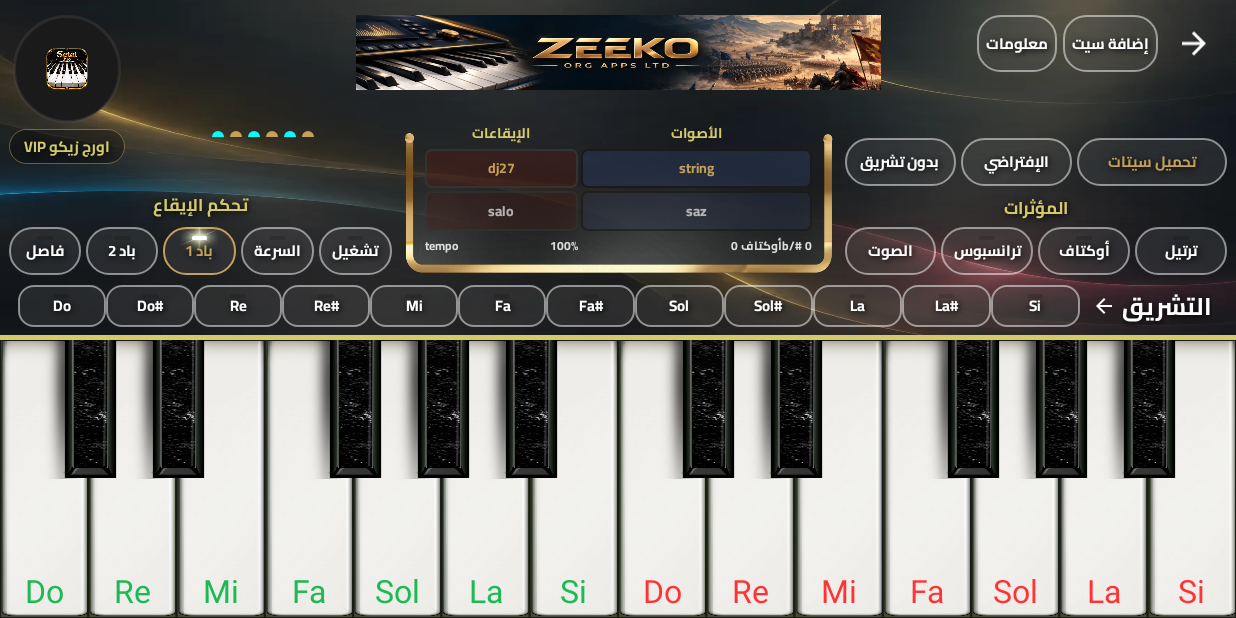
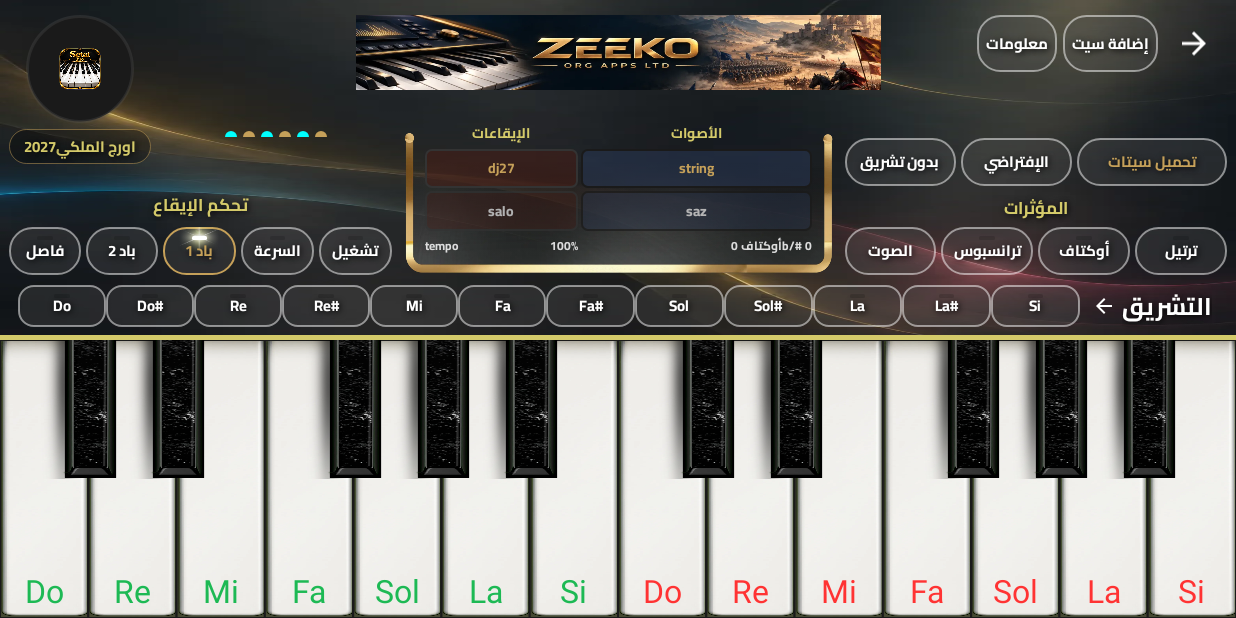
Before and after one commit to zeekomobile27/Setat-Org-PRO-2027, an Android app: the OrgPianoActivity screen opened directly, with no data from a screen before it, on a phone screen of 824 x 412 dp (held sideways). Run offline under Robolectric (Android 15) with nearby library versions, the phone set to English and light mode, and no system bars; our stand-ins replace AdMob, Firebase (no records; nobody signed in at launch, a user with empty details on screens opened directly); libraries missing offline, so code that uses them is left out: eightbitlab.com.blurview; pictures from the network do not load; 2 statements that could not run were skipped.

Commit message:
Update OrgPianoActivity.java

```diff
--- a/app/src/main/java/com/zeekoltd/setat/pro/OrgPianoActivity.java
+++ b/app/src/main/java/com/zeekoltd/setat/pro/OrgPianoActivity.java
@@ -626,7 +626,7 @@ public class OrgPianoActivity extends AppCompatActivity {
         if (tvLabelFX2 != null) tvLabelFX2.setText(tr("المؤثرات", "Effects"));
 
         TextView tvJoystickTitle = findViewById(R.id.tvJoystickTitle);
-        if (tvJoystickTitle != null) tvJoystickTitle.setText(tr("اورج زيكو VIP", "ORG ZEEKO VIP"));
+        if (tvJoystickTitle != null) tvJoystickTitle.setText(tr("اورج الملكي2027", "ORG Royal 27"));
 
         TextView tvCenterLoadingText = findViewById(R.id.tvCenterLoadingText);
         if (tvCenterLoadingText != null) tvCenterLoadingText.setText(tr("يرجى الانتظار...", "Please Wait..."));
```
